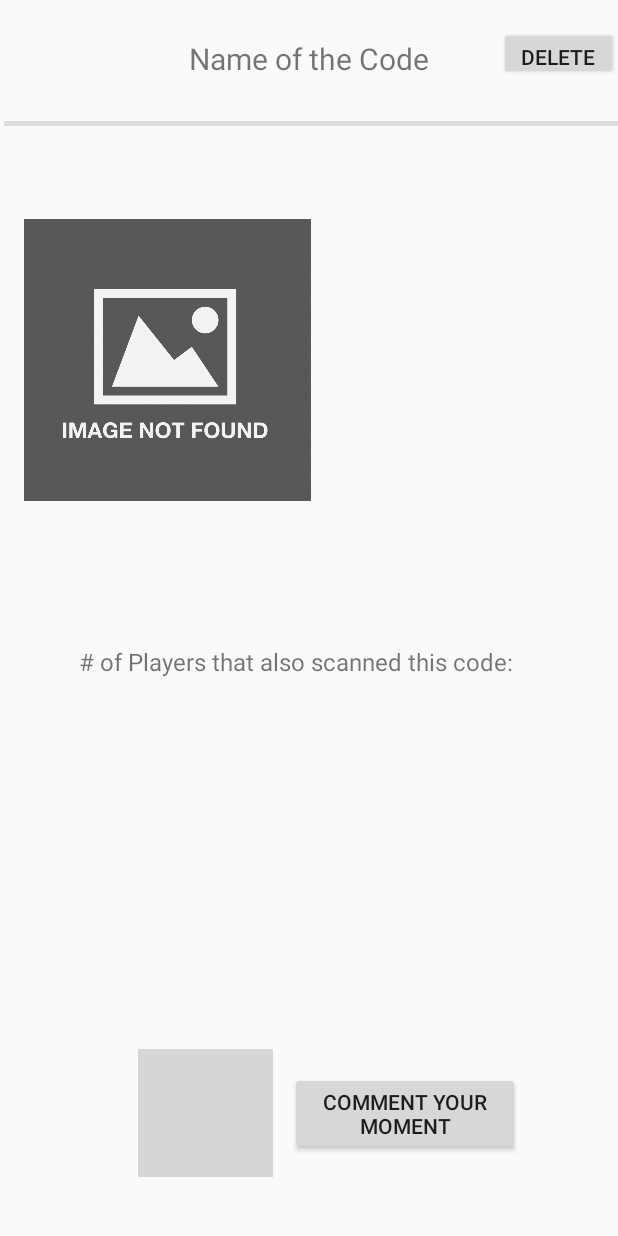
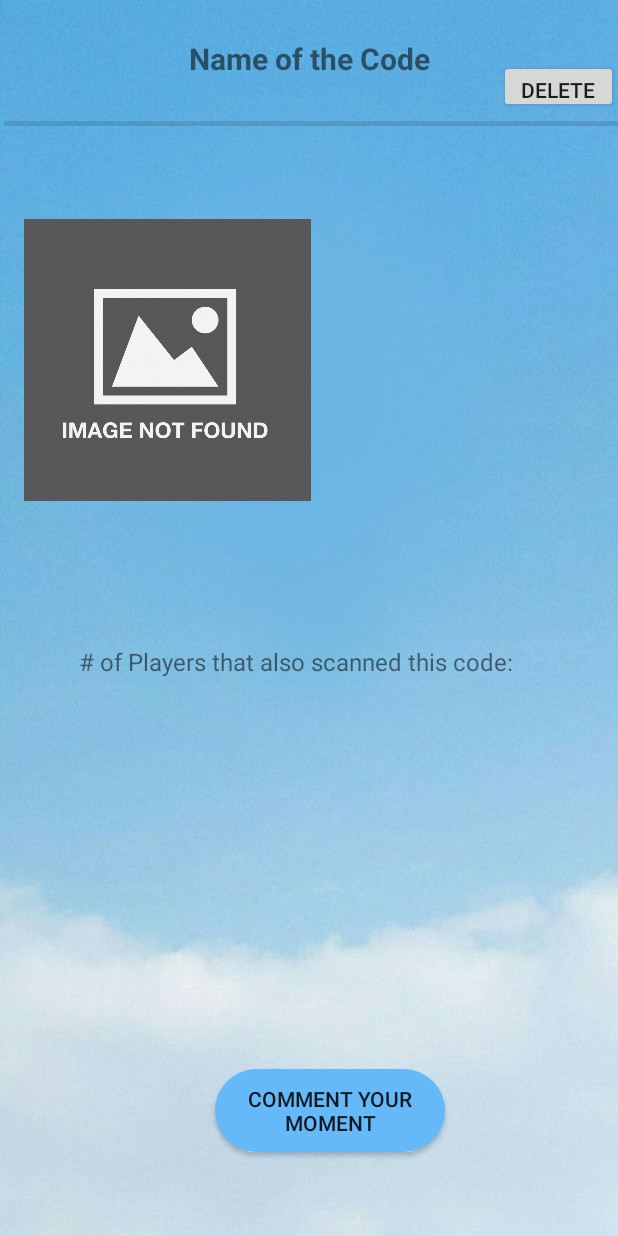
Before and after one commit to CMPUT301W23T35/CatchTheCode, an Android app: the QRCodeActivity screen opened directly, with no data from a screen before it, on a phone screen of 412 x 824 dp. Run offline under Robolectric (Android 15) with nearby library versions, the phone set to English and light mode, and no system bars; our stand-ins replace Firebase (no records; nobody signed in at launch, a user with empty details on screens opened directly); libraries missing offline, so code that uses them is left out: com.google.firestore.v1; grey boxes are pictures that could not be loaded.

Commit message:
xml updates

```diff
--- a/CatchTheCode/app/src/main/res/layout/collection_comment.xml
+++ b/CatchTheCode/app/src/main/res/layout/collection_comment.xml
@@ -1,10 +1,10 @@
 <?xml version="1.0" encoding="utf-8"?>
-<androidx.constraintlayout.widget.ConstraintLayout
-    xmlns:android="http://schemas.android.com/apk/res/android"
+<androidx.constraintlayout.widget.ConstraintLayout xmlns:android="http://schemas.android.com/apk/res/android"
     xmlns:app="http://schemas.android.com/apk/res-auto"
     xmlns:tools="http://schemas.android.com/tools"
     android:layout_width="match_parent"
-    android:layout_height="match_parent">
+    android:layout_height="match_parent"
+    android:background="@drawable/blue_sky">
 
     <TextView
         android:id="@+id/returnButton"
@@ -12,16 +12,16 @@
         android:layout_height="wrap_content"
         android:background="@color/white"
         android:textSize="20sp"
-        app:layout_constraintTop_toTopOf="parent"
-        app:layout_constraintStart_toStartOf="parent"/>
+        app:layout_constraintStart_toStartOf="parent"
+        app:layout_constraintTop_toTopOf="parent" />
 
     <TextView
         android:id="@+id/textQRString"
         android:layout_width="163dp"
         android:layout_height="228dp"
         android:layout_gravity="center"
+        android:textSize="20dp"
         android:typeface="monospace"
-        android:textSize="20dp"
 
         app:layout_constraintBottom_toBottomOf="parent"
         app:layout_constraintEnd_toEndOf="parent"
@@ -38,6 +38,7 @@
         android:gravity="center"
         android:text="Name of the Code"
         android:textSize="20sp"
+        android:textStyle="bold"
         app:layout_constraintBottom_toBottomOf="parent"
         app:layout_constraintEnd_toEndOf="parent"
         app:layout_constraintStart_toStartOf="parent"
@@ -68,9 +69,9 @@
         app:layout_constraintHorizontal_bias="1.0"
         app:layout_constraintStart_toStartOf="parent"
         app:layout_constraintTop_toTopOf="parent"
-        app:layout_constraintVertical_bias="0.023"
+        app:layout_constraintVertical_bias="0.051"
         app:srcCompat="@android:drawable/ic_delete"
-        tools:background="#FF5722" />
+        tools:background="@drawable/custom_button" />
 
     <ImageView
         android:id="@+id/imageViewQRImage"
@@ -82,33 +83,20 @@
         app:layout_constraintStart_toStartOf="parent"
         app:layout_constraintTop_toTopOf="parent"
         app:layout_constraintVertical_bias="0.213"
-        app:srcCompat = "@drawable/not_found"
-        />
+        app:srcCompat="@drawable/not_found" />
 
     <Button
         android:id="@+id/comment_button"
         android:layout_width="153dp"
         android:layout_height="55dp"
+        android:background="@drawable/custom_button"
         android:text="Comment Your Moment"
         app:layout_constraintBottom_toBottomOf="parent"
         app:layout_constraintEnd_toEndOf="parent"
-        app:layout_constraintHorizontal_bias="0.748"
+        app:layout_constraintHorizontal_bias="0.554"
         app:layout_constraintStart_toStartOf="parent"
         app:layout_constraintTop_toTopOf="parent"
-        app:layout_constraintVertical_bias="0.93" />
-
-    <ImageView
-        android:id="@+id/imageView3"
-        android:layout_width="90dp"
-        android:layout_height="85dp"
-        android:layout_gravity="bottom"
-        android:src="@drawable/like_collection"
-        app:layout_constraintBottom_toBottomOf="parent"
-        app:layout_constraintEnd_toEndOf="parent"
-        app:layout_constraintHorizontal_bias="0.286"
-        app:layout_constraintStart_toStartOf="parent"
-        app:layout_constraintTop_toTopOf="parent"
-        app:layout_constraintVertical_bias="0.947" />
+        app:layout_constraintVertical_bias="0.927" />
 
     <TextView
         android:id="@+id/textView5"
@@ -135,9 +123,9 @@
         app:layout_constraintTop_toTopOf="parent"
         app:layout_constraintVertical_bias="0.767" />
     <!--    <ListView-->
-<!--        android:id="@+id/listViewPlayer"-->
-<!--        android:layout_width="match_parent"-->
-<!--        android:layout_height="match_parent"/>-->
+    <!--        android:id="@+id/listViewPlayer"-->
+    <!--        android:layout_width="match_parent"-->
+    <!--        android:layout_height="match_parent"/>-->
 
 
 </androidx.constraintlayout.widget.ConstraintLayout>
--- a/CatchTheCode/app/src/main/res/layout/collection_comment_member.xml
+++ b/CatchTheCode/app/src/main/res/layout/collection_comment_member.xml
@@ -1,10 +1,10 @@
 <?xml version="1.0" encoding="utf-8"?>
-<androidx.constraintlayout.widget.ConstraintLayout
-    xmlns:android="http://schemas.android.com/apk/res/android"
+<androidx.constraintlayout.widget.ConstraintLayout xmlns:android="http://schemas.android.com/apk/res/android"
     xmlns:app="http://schemas.android.com/apk/res-auto"
     xmlns:tools="http://schemas.android.com/tools"
     android:layout_width="match_parent"
-    android:layout_height="match_parent">
+    android:layout_height="match_parent"
+    android:background="@drawable/blue_sky">
 
     <!-- Comments List -->
     <!--    <ListView-->
--- a/CatchTheCode/app/src/main/res/layout/main_page.xml
+++ b/CatchTheCode/app/src/main/res/layout/main_page.xml
@@ -18,8 +18,8 @@
         app:layout_constraintEnd_toEndOf="parent"
         app:layout_constraintHorizontal_bias="0.882"
         app:layout_constraintStart_toStartOf="parent"
-        app:layout_constraintTop_toTopOf="parent"
-        app:layout_constraintVertical_bias="0.647"
+        app:layout_constraintTop_toBottomOf="@+id/search_button_main"
+        app:layout_constraintVertical_bias="0.062"
         tools:textAllCaps="false" />
 
     <Button
```
Also changed, not shown: CatchTheCode/app/src/main/res/layout/collection_comment_without_delete.xml (+7 -6 lines), CatchTheCode/app/src/main/res/drawable-v24/blue_sky.jpeg (added).
